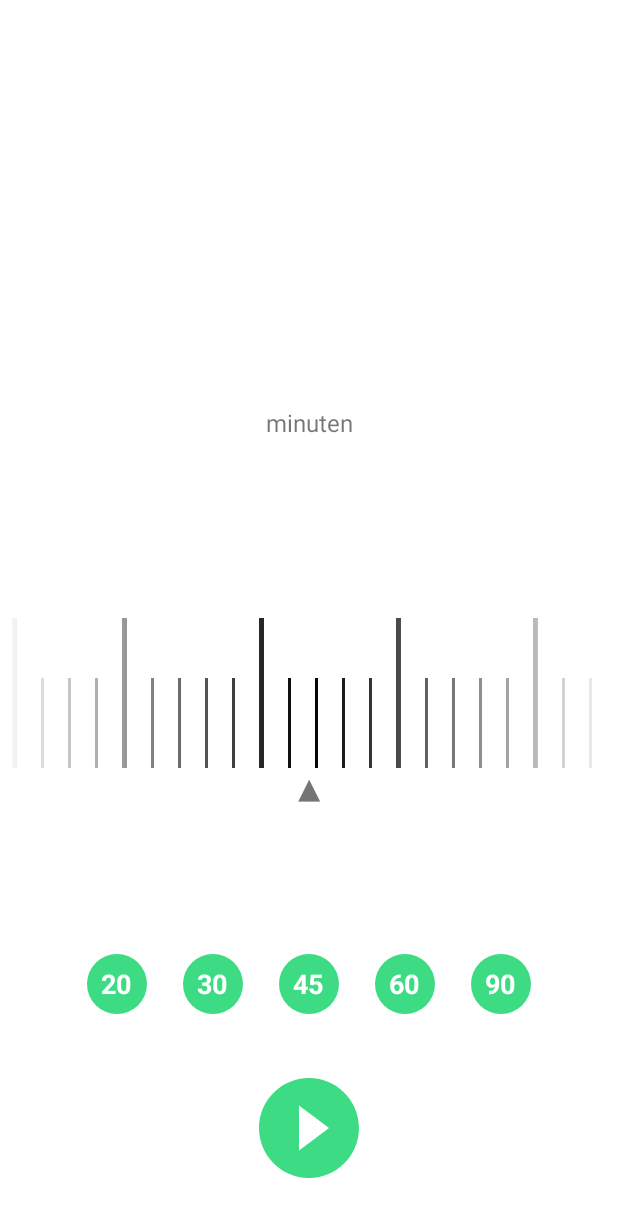
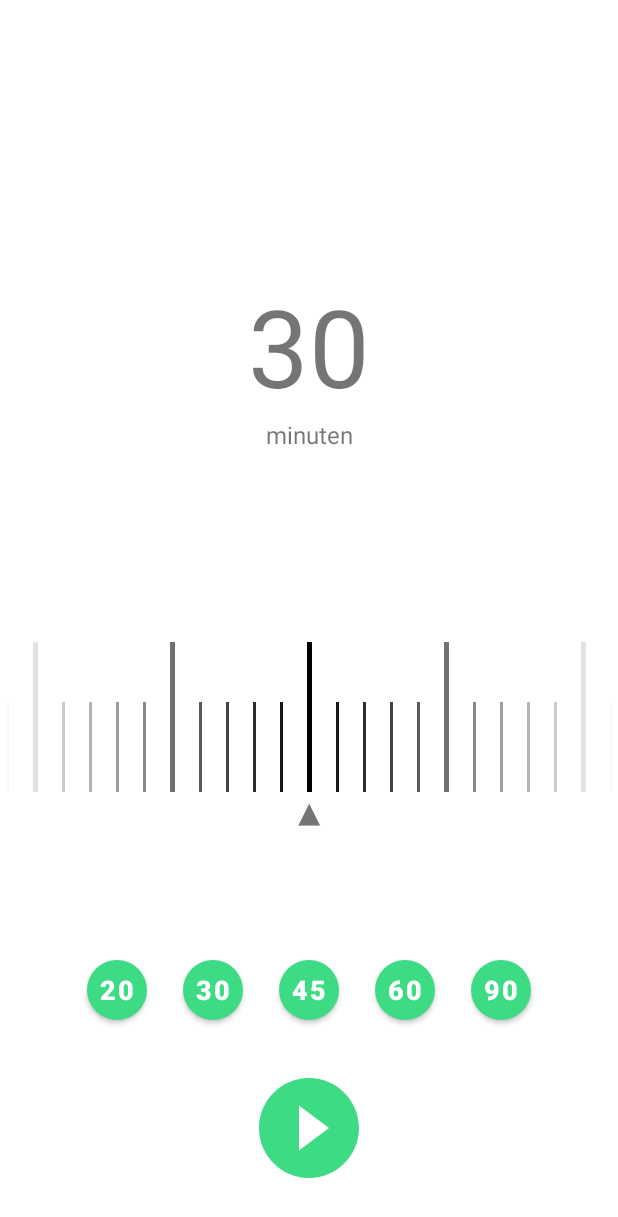
Before and after one commit to TimGW/Timr, an Android app: the screen it shows after launch (TimerSetupActivity), on a phone screen of 412 x 824 dp. Shown: the top 1217 px of the screen. Run offline under Robolectric (Android 15) with nearby library versions, the phone set to English and light mode, and no system bars.

Commit message:
fix SliderLayoutManager.kt and material button group

```diff
--- a/app/src/main/java/com/mittylabs/elaps/ui/main/SliderLayoutManager.kt
+++ b/app/src/main/java/com/mittylabs/elaps/ui/main/SliderLayoutManager.kt
@@ -1,21 +1,19 @@
 package com.mittylabs.elaps.ui.main
 
+import android.app.Activity
 import android.content.Context
 import android.os.Handler
 import android.os.Looper
-import android.view.ViewTreeObserver
 import android.view.ViewTreeObserver.*
 import androidx.recyclerview.widget.LinearLayoutManager
 import androidx.recyclerview.widget.LinearSmoothScroller
 import androidx.recyclerview.widget.RecyclerView
 import androidx.recyclerview.widget.RecyclerView.SmoothScroller
-import com.mittylabs.elaps.R
-import kotlin.math.abs
 
 class SliderLayoutManager(
-    context: Context?,
-    private val screenWidth: Int = 0
-) : LinearLayoutManager(context, HORIZONTAL, false) {
+    private val activity: Activity,
+    private val initialIndex: Int = 0
+) : LinearLayoutManager(activity, HORIZONTAL, false) {
     var onScroll: ((Int) -> Unit)? = null
 
     private var currentPosition = 0
@@ -35,9 +33,18 @@ class SliderLayoutManager(
                 if (view.viewTreeObserver.isAlive) {
                     view.viewTreeObserver.removeOnPreDrawListener(this)
                 }
+
+                val screenWidth = activity.windowManager?.currentWindowMetrics?.bounds?.width()
+                    ?: return true
+
+                // set padding offset to align start/end to the middle
                 val offset = (screenWidth - view.width) / 2F
                 val padding = ((screenWidth / 2f) - offset).toInt()
                 view.setPadding(padding, 0, padding, 0)
+
+                // set initial position
+                val itemOffset = getChildAt(0)?.width?.div(2) ?: 0
+                scrollToPositionWithOffset(initialIndex, -itemOffset)
 
                 return true
             }
@@ -61,7 +68,7 @@ class SliderLayoutManager(
 
         for (i in 0 until childCount) {
             val child = getChildAt(i) ?: return
-            val childCenterX = (getDecoratedLeft(child) + getDecoratedRight(child)) / 2.0f
+            val childCenterX = getDecoratedLeft(child) + (getDecoratedRight(child) - getDecoratedLeft(child)) / 2
             val diff =  Math.abs(recyclerViewCenterX - childCenterX)
 
             if (diff < minDistance) {
--- a/app/src/main/java/com/mittylabs/elaps/ui/main/TimerSetupActivity.kt
+++ b/app/src/main/java/com/mittylabs/elaps/ui/main/TimerSetupActivity.kt
@@ -8,6 +8,7 @@ import androidx.recyclerview.widget.LinearSnapHelper
 import com.mittylabs.elaps.R
 import com.mittylabs.elaps.databinding.ActivityTimerSettingsBinding
 import com.mittylabs.elaps.ui.main.TimerActivity.Companion.INTENT_EXTRA_TIMER_START
+import com.mittylabs.elaps.utils.setOnClickListeners
 
 class TimerSetupActivity : Activity() {
     private lateinit var binding: ActivityTimerSettingsBinding
@@ -19,16 +20,13 @@ class TimerSetupActivity : Activity() {
         setContentView(binding.root)
 
         setupRecyclerView()
-        setupRadioButtons()
+        setupMinuteButtons()
 
         binding.timerStartButton.setOnClickListener { startRunningTimerActivity() }
     }
 
     private fun setupRecyclerView() {
-        sliderLayoutManager = SliderLayoutManager(
-            this,
-            windowManager.currentWindowMetrics.bounds.width()
-        ).apply {
+        sliderLayoutManager = SliderLayoutManager(this, MINUTES_30 - 1).apply {
             onScroll = { binding.timerSelectedMinutes.text = (it + 1).toString() }
         }
 
@@ -40,9 +38,9 @@ class TimerSetupActivity : Activity() {
         LinearSnapHelper().attachToRecyclerView(binding.recyclerView)
     }
 
-    private fun setupRadioButtons() {
-        binding.minuteButtons.setOnCheckedChangeListener { _, checkedId ->
-            val minutes = when (checkedId) {
+    private fun setupMinuteButtons() {
+        binding.minuteButtons.setOnClickListeners {
+            val minutes = when (it.id) {
                 R.id.minutes_20 -> MINUTES_20
                 R.id.minutes_30 -> MINUTES_30
                 R.id.minutes_45 -> MINUTES_45
--- a/app/src/main/java/com/mittylabs/elaps/utils/AndroidUtils.kt
+++ b/app/src/main/java/com/mittylabs/elaps/utils/AndroidUtils.kt
@@ -3,6 +3,7 @@
 import android.view.View
 import android.view.animation.AlphaAnimation
 import android.view.animation.Animation
+import androidx.constraintlayout.widget.Group
 
 fun View.blink() {
     val anim: Animation = AlphaAnimation(0.0f, 1.0f)
@@ -12,3 +13,9 @@
     anim.repeatCount = Animation.INFINITE
     startAnimation(anim)
 }
+
+fun Group.setOnClickListeners(listener: View.OnClickListener?) {
+    referencedIds.forEach { id ->
+        rootView.findViewById<View>(id).setOnClickListener(listener)
+    }
+}
--- a/app/src/main/res/drawable/round_button.xml
+++ /dev/null
@@ -1,13 +0,0 @@
-<?xml version="1.0" encoding="utf-8"?>
-<selector xmlns:android="http://schemas.android.com/apk/res/android">
-    <item android:state_checked="false">
-        <shape android:shape="oval">
-            <solid android:color="@color/color_primary"/>
-        </shape>
-    </item>
-    <item android:state_checked="true">
-        <shape android:shape="oval">
-            <solid android:color="@color/color_primary_variant"/>
-        </shape>
-    </item>
-</selector>
--- a/app/src/main/res/layout-land/activity_timer_settings.xml
+++ b/app/src/main/res/layout-land/activity_timer_settings.xml
@@ -8,9 +8,9 @@
         android:id="@+id/timer_selected_minutes"
         android:layout_width="wrap_content"
         android:layout_height="0dp"
-        android:layout_marginTop="32dp"
+        android:layout_marginTop="16dp"
         android:layout_weight="1"
-        android:text="1"
+        android:text="@string/initial_timer_setting"
         android:textSize="72sp"
         app:layout_constraintEnd_toEndOf="@+id/recycler_view"
         app:layout_constraintStart_toStartOf="parent"
@@ -30,8 +30,9 @@
         android:id="@+id/recycler_view"
         android:layout_width="0dp"
         android:layout_height="100dp"
-        android:layout_marginTop="16dp"
-        app:layout_constraintEnd_toStartOf="@id/minute_buttons"
+        android:layout_marginTop="32dp"
+        android:layout_marginEnd="16dp"
+        app:layout_constraintEnd_toStartOf="@id/minutes_45"
         app:layout_constraintStart_toStartOf="parent"
         app:layout_constraintTop_toBottomOf="@id/minutes" />
 
@@ -56,85 +57,108 @@
         app:layout_constraintStart_toStartOf="@+id/recycler_view"
         app:layout_constraintTop_toBottomOf="@id/recycler_view" />
 
-    <RadioGroup
+    <androidx.constraintlayout.widget.Group
         android:id="@+id/minute_buttons"
         android:layout_width="wrap_content"
-        android:layout_height="0dp"
-        android:layout_marginEnd="16dp"
-        android:gravity="center"
-        android:orientation="vertical"
-        android:padding="20dp"
-        app:layout_constraintBottom_toBottomOf="parent"
-        app:layout_constraintEnd_toStartOf="@id/timer_start_button"
-        app:layout_constraintTop_toTopOf="parent"
-        app:layout_constraintVertical_bias="0.2">
+        android:layout_height="wrap_content"
+        app:constraint_referenced_ids="minutes_20,minutes_30,minutes_45,minutes_60,minutes_90" />
 
-        <RadioButton
+    <com.google.android.material.button.MaterialButton
         android:id="@+id/minutes_20"
         android:layout_width="@dimen/timer_preset_size"
         android:layout_height="@dimen/timer_preset_size"
         android:layout_marginVertical="@dimen/timer_preset_margin"
-            android:background="@drawable/round_button"
-            android:button="@android:color/transparent"
+        app:cornerRadius="30dp"
+        android:insetTop="0dp"
+        android:insetBottom="0dp"
+        android:insetLeft="0dp"
+        android:insetRight="0dp"
+        android:padding="0dp"
         android:text="@string/minutes_20"
-            android:textAlignment="center"
         android:textColor="@color/color_on_primary"
         android:textSize="@dimen/text_size_timer_preset"
-            android:textStyle="bold" />
+        android:textStyle="bold"
+        app:layout_constraintBottom_toTopOf="@+id/minutes_30"
+        app:layout_constraintEnd_toEndOf="@+id/minutes_45"
+        app:layout_constraintTop_toTopOf="parent"
+        app:layout_constraintVertical_chainStyle="packed" />
 
-        <RadioButton
+    <com.google.android.material.button.MaterialButton
         android:id="@+id/minutes_30"
         android:layout_width="40dp"
         android:layout_height="40dp"
         android:layout_marginVertical="@dimen/timer_preset_margin"
-            android:background="@drawable/round_button"
-            android:button="@android:color/transparent"
+        app:cornerRadius="30dp"
+        android:insetTop="0dp"
+        android:insetBottom="0dp"
+        android:insetLeft="0dp"
+        android:insetRight="0dp"
+        android:padding="0dp"
         android:text="@string/minutes_30"
-            android:textAlignment="center"
         android:textColor="@color/color_on_primary"
         android:textSize="@dimen/text_size_timer_preset"
-            android:textStyle="bold" />
+        android:textStyle="bold"
+        app:layout_constraintBottom_toTopOf="@+id/minutes_45"
+        app:layout_constraintEnd_toEndOf="@+id/minutes_45"
+        app:layout_constraintTop_toBottomOf="@+id/minutes_20" />
 
-        <RadioButton
+    <com.google.android.material.button.MaterialButton
         android:id="@+id/minutes_45"
         android:layout_width="@dimen/timer_preset_size"
         android:layout_height="@dimen/timer_preset_size"
         android:layout_marginVertical="@dimen/timer_preset_margin"
-            android:background="@drawable/round_button"
-            android:button="@android:color/transparent"
+        android:layout_marginEnd="32dp"
+        app:cornerRadius="30dp"
+        android:insetTop="0dp"
+        android:insetBottom="0dp"
+        android:insetLeft="0dp"
+        android:insetRight="0dp"
+        android:padding="0dp"
         android:text="@string/minutes_45"
-            android:textAlignment="center"
         android:textColor="@color/color_on_primary"
         android:textSize="@dimen/text_size_timer_preset"
-            android:textStyle="bold" />
+        android:textStyle="bold"
+        app:layout_constraintBottom_toTopOf="@+id/minutes_60"
+        app:layout_constraintEnd_toStartOf="@id/timer_start_button"
+        app:layout_constraintTop_toBottomOf="@+id/minutes_30" />
 
-        <RadioButton
+    <com.google.android.material.button.MaterialButton
         android:id="@+id/minutes_60"
         android:layout_width="@dimen/timer_preset_size"
         android:layout_height="@dimen/timer_preset_size"
         android:layout_marginVertical="@dimen/timer_preset_margin"
-            android:background="@drawable/round_button"
-            android:button="@android:color/transparent"
+        app:cornerRadius="30dp"
+        android:insetTop="0dp"
+        android:insetBottom="0dp"
+        android:insetLeft="0dp"
+        android:insetRight="0dp"
+        android:padding="0dp"
         android:text="@string/minutes_60"
-            android:textAlignment="center"
         android:textColor="@color/color_on_primary"
         android:textSize="@dimen/text_size_timer_preset"
-            android:textStyle="bold" />
+        android:textStyle="bold"
+        app:layout_constraintBottom_toTopOf="@+id/minutes_90"
+        app:layout_constraintEnd_toEndOf="@+id/minutes_45"
+        app:layout_constraintTop_toBottomOf="@+id/minutes_45" />
 
-        <RadioButton
+    <com.google.android.material.button.MaterialButton
         android:id="@+id/minutes_90"
         android:layout_width="@dimen/timer_preset_size"
         android:layout_height="@dimen/timer_preset_size"
         android:layout_marginVertical="@dimen/timer_preset_margin"
-            android:background="@drawable/round_button"
-            android:button="@android:color/transparent"
+        app:cornerRadius="30dp"
+        android:insetTop="0dp"
+        android:insetBottom="0dp"
+        android:insetLeft="0dp"
+        android:insetRight="0dp"
+        android:padding="0dp"
         android:text="@string/minutes_90"
-            android:textAlignment="center"
         android:textColor="@color/color_on_primary"
         android:textSize="@dimen/text_size_timer_preset"
-            android:textStyle="bold" />
-
-    </RadioGroup>
+        android:textStyle="bold"
+        app:layout_constraintBottom_toBottomOf="parent"
+        app:layout_constraintEnd_toEndOf="@+id/minutes_45"
+        app:layout_constraintTop_toBottomOf="@+id/minutes_60" />
 
     <ImageView
         android:id="@+id/timer_start_button"
--- a/app/src/main/res/layout/activity_timer_settings.xml
+++ b/app/src/main/res/layout/activity_timer_settings.xml
@@ -10,6 +10,7 @@
         android:layout_height="wrap_content"
         android:layout_marginTop="32dp"
         android:layout_weight="1"
+        android:text="@string/initial_timer_setting"
         android:textSize="72sp"
         app:layout_constraintBottom_toTopOf="@id/recycler_view"
         app:layout_constraintEnd_toEndOf="parent"
@@ -31,7 +32,7 @@
         android:layout_width="0dp"
         android:layout_height="100dp"
         android:layout_marginTop="16dp"
-        app:layout_constraintBottom_toTopOf="@+id/minute_buttons"
+        app:layout_constraintBottom_toTopOf="@+id/minutes_45"
         app:layout_constraintEnd_toEndOf="parent"
         app:layout_constraintStart_toStartOf="parent"
         app:layout_constraintTop_toBottomOf="@id/minutes" />
@@ -57,89 +58,123 @@
         app:layout_constraintStart_toStartOf="@id/recycler_view"
         app:layout_constraintTop_toBottomOf="@id/recycler_view" />
 
-    <RadioGroup
+    <androidx.constraintlayout.widget.Group
         android:id="@+id/minute_buttons"
         android:layout_width="wrap_content"
         android:layout_height="wrap_content"
-        android:layout_marginBottom="16dp"
-        android:gravity="center"
-        android:orientation="horizontal"
-        android:padding="20dp"
-        app:layout_constraintBottom_toTopOf="@id/timer_start_button"
-        app:layout_constraintEnd_toEndOf="parent"
-        app:layout_constraintStart_toStartOf="parent">
+        app:constraint_referenced_ids="minutes_20,minutes_30,minutes_45,minutes_60,minutes_90" />
 
-        <RadioButton
+    <com.google.android.material.button.MaterialButton
         android:id="@+id/minutes_20"
         android:layout_width="@dimen/timer_preset_size"
         android:layout_height="@dimen/timer_preset_size"
         android:layout_marginLeft="@dimen/timer_preset_margin"
         android:layout_marginRight="@dimen/timer_preset_margin"
-            android:background="@drawable/round_button"
-            android:button="@android:color/transparent"
+        android:insetLeft="0dp"
+        android:insetTop="0dp"
+        android:insetRight="0dp"
+        android:insetBottom="0dp"
+        android:padding="0dp"
         android:text="@string/minutes_20"
         android:textAlignment="center"
         android:textColor="@color/color_on_primary"
         android:textSize="@dimen/text_size_timer_preset"
-            android:textStyle="bold" />
+        android:textStyle="bold"
+        app:cornerRadius="30dp"
+        app:layout_constraintBottom_toBottomOf="@+id/minutes_30"
+        app:layout_constraintEnd_toStartOf="@+id/minutes_30"
+        app:layout_constraintHorizontal_bias="0.5"
+        app:layout_constraintHorizontal_chainStyle="packed"
+        app:layout_constraintStart_toStartOf="parent" />
 
-        <RadioButton
+    <com.google.android.material.button.MaterialButton
         android:id="@+id/minutes_30"
         android:layout_width="40dp"
         android:layout_height="40dp"
         android:layout_marginLeft="@dimen/timer_preset_margin"
         android:layout_marginRight="@dimen/timer_preset_margin"
-            android:background="@drawable/round_button"
-            android:button="@android:color/transparent"
+        android:insetLeft="0dp"
+        android:insetTop="0dp"
+        android:insetRight="0dp"
+        android:insetBottom="0dp"
+        android:padding="0dp"
         android:text="@string/minutes_30"
         android:textAlignment="center"
         android:textColor="@color/color_on_primary"
         android:textSize="@dimen/text_size_timer_preset"
-            android:textStyle="bold" />
+        android:textStyle="bold"
+        app:cornerRadius="30dp"
+        app:layout_constraintBottom_toBottomOf="@+id/minutes_45"
+        app:layout_constraintEnd_toStartOf="@+id/minutes_45"
+        app:layout_constraintHorizontal_bias="0.5"
+        app:layout_constraintStart_toEndOf="@+id/minutes_20" />
 
-        <RadioButton
+    <com.google.android.material.button.MaterialButton
         android:id="@+id/minutes_45"
         android:layout_width="@dimen/timer_preset_size"
         android:layout_height="@dimen/timer_preset_size"
         android:layout_marginLeft="@dimen/timer_preset_margin"
         android:layout_marginRight="@dimen/timer_preset_margin"
-            android:background="@drawable/round_button"
-            android:button="@android:color/transparent"
+        android:layout_marginBottom="32dp"
+        android:insetLeft="0dp"
+        android:insetTop="0dp"
+        android:insetRight="0dp"
+        android:insetBottom="0dp"
+        android:padding="0dp"
         android:text="@string/minutes_45"
         android:textAlignment="center"
         android:textColor="@color/color_on_primary"
         android:textSize="@dimen/text_size_timer_preset"
-            android:textStyle="bold" />
+        android:textStyle="bold"
+        app:cornerRadius="30dp"
+        app:layout_constraintBottom_toTopOf="@id/timer_start_button"
+        app:layout_constraintEnd_toStartOf="@+id/minutes_60"
+        app:layout_constraintHorizontal_bias="0.5"
+        app:layout_constraintStart_toEndOf="@+id/minutes_30" />
 
-        <RadioButton
+    <com.google.android.material.button.MaterialButton
         android:id="@+id/minutes_60"
         android:layout_width="@dimen/timer_preset_size"
         android:layout_height="@dimen/timer_preset_size"
         android:layout_marginLeft="@dimen/timer_preset_margin"
         android:layout_marginRight="@dimen/timer_preset_margin"
-            android:background="@drawable/round_button"
-            android:button="@android:color/transparent"
+        android:insetLeft="0dp"
+        android:insetTop="0dp"
+        android:insetRight="0dp"
+        android:insetBottom="0dp"
+        android:padding="0dp"
         android:text="@string/minutes_60"
         android:textAlignment="center"
         android:textColor="@color/color_on_primary"
         android:textSize="@dimen/text_size_timer_preset"
-            android:textStyle="bold" />
+        android:textStyle="bold"
+        app:cornerRadius="30dp"
+        app:layout_constraintBottom_toBottomOf="@+id/minutes_45"
+        app:layout_constraintEnd_toStartOf="@+id/minutes_90"
+        app:layout_constraintHorizontal_bias="0.5"
+        app:layout_constraintStart_toEndOf="@+id/minutes_45" />
 
-        <RadioButton
+    <com.google.android.material.button.MaterialButton
         android:id="@+id/minutes_90"
         android:layout_width="@dimen/timer_preset_size"
         android:layout_height="@dimen/timer_preset_size"
         android:layout_marginLeft="12dp"
         android:layout_marginRight="12dp"
-            android:background="@drawable/round_button"
-            android:button="@android:color/transparent"
+        android:insetLeft="0dp"
+        android:insetTop="0dp"
+        android:insetRight="0dp"
+        android:insetBottom="0dp"
+        android:padding="0dp"
         android:text="@string/minutes_90"
         android:textAlignment="center"
         android:textColor="@color/color_on_primary"
         android:textSize="@dimen/text_size_timer_preset"
-            android:textStyle="bold" />
-
-    </RadioGroup>
+        android:textStyle="bold"
+        app:cornerRadius="30dp"
+        app:layout_constraintBottom_toBottomOf="@+id/minutes_60"
+        app:layout_constraintEnd_toEndOf="parent"
+        app:layout_constraintHorizontal_bias="0.5"
+        app:layout_constraintStart_toEndOf="@+id/minutes_60" />
 
     <ImageView
         android:id="@+id/timer_start_button"
@@ -149,7 +184,7 @@
         android:layout_marginBottom="32dp"
         android:src="@drawable/ic_play_circle_filled"
         app:layout_constraintBottom_toBottomOf="parent"
-        app:layout_constraintStart_toStartOf="parent"
-        app:layout_constraintEnd_toEndOf="parent"/>
+        app:layout_constraintEnd_toEndOf="parent"
+        app:layout_constraintStart_toStartOf="parent" />
 
 </androidx.constraintlayout.widget.ConstraintLayout>
--- a/app/src/main/res/values/strings.xml
+++ b/app/src/main/res/values/strings.xml
@@ -18,4 +18,5 @@
     <string name="channel_timer_running_desc">Make sound</string>
     <string name="channel_timer_finished_desc">Make sound and pop on screen</string>
     <string name="timer_extend_button_text">+ 5:00</string>
+    <string name="initial_timer_setting">30</string>
 </resources>
```
Lines whose indentation alone changed are shown as unchanged.
